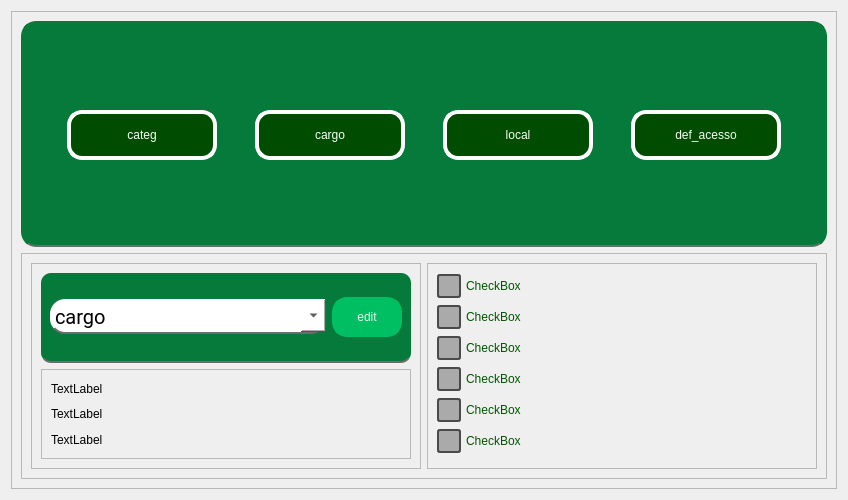
Before: the Qt Designer form PATP/asset_ctrl/templates/interfaces/config_screen.ui in eduardogm22/controle_patrimonio, drawn with Qt 5.
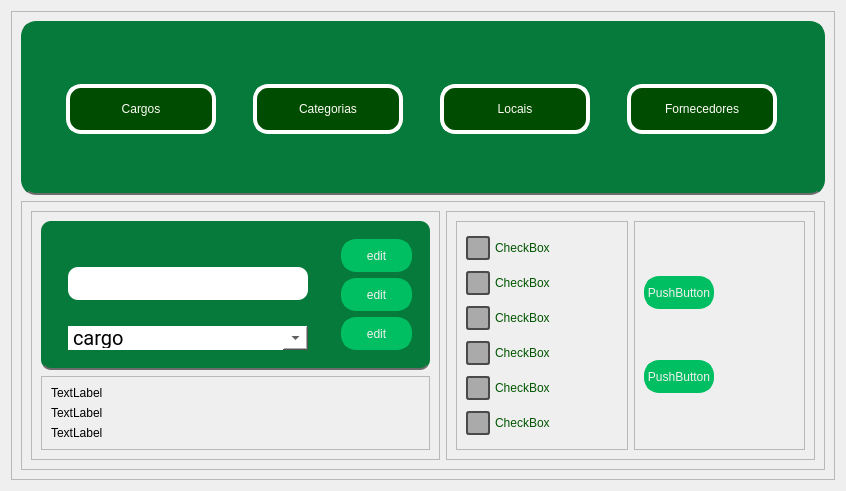
After: the same form once the commit is applied.

```diff
--- a/PATP/asset_ctrl/templates/interfaces/config_screen.ui
+++ b/PATP/asset_ctrl/templates/interfaces/config_screen.ui
@@ -6,8 +6,8 @@
    <rect>
     <x>0</x>
     <y>0</y>
-    <width>848</width>
-    <height>500</height>
+    <width>846</width>
+    <height>491</height>
    </rect>
   </property>
   <property name="windowTitle">
@@ -75,7 +75,7 @@
 }</string>
            </property>
            <property name="text">
-            <string>categ</string>
+            <string>Cargos</string>
            </property>
           </widget>
          </item>
@@ -116,7 +116,7 @@
 }</string>
            </property>
            <property name="text">
-            <string>cargo</string>
+            <string>Categorias</string>
            </property>
           </widget>
          </item>
@@ -157,7 +157,7 @@
 }</string>
            </property>
            <property name="text">
-            <string>local</string>
+            <string>Locais</string>
            </property>
           </widget>
          </item>
@@ -198,7 +198,7 @@
 }</string>
            </property>
            <property name="text">
-            <string>def_acesso</string>
+            <string>Fornecedores</string>
            </property>
           </widget>
          </item>
@@ -216,6 +216,12 @@
         <layout class="QHBoxLayout" name="horizontalLayout_3">
          <item>
           <widget class="QFrame" name="frame_2">
+           <property name="maximumSize">
+            <size>
+             <width>450</width>
+             <height>16777215</height>
+            </size>
+           </property>
            <property name="frameShape">
             <enum>QFrame::StyledPanel</enum>
            </property>
@@ -225,6 +231,12 @@
            <layout class="QVBoxLayout" name="verticalLayout_4">
             <item>
              <widget class="QFrame" name="frame_6">
+              <property name="maximumSize">
+               <size>
+                <width>450</width>
+                <height>16777215</height>
+               </size>
+              </property>
               <property name="styleSheet">
                <string notr="true">border-radius:10px;
 background-color: #057A3A;
@@ -238,17 +250,63 @@
               </property>
               <layout class="QHBoxLayout" name="horizontalLayout_2">
                <item>
+                <widget class="QFrame" name="frame_10">
+                 <property name="styleSheet">
+                  <string notr="true">border:0;</string>
+                 </property>
+                 <property name="frameShape">
+                  <enum>QFrame::StyledPanel</enum>
+                 </property>
+                 <property name="frameShadow">
+                  <enum>QFrame::Raised</enum>
+                 </property>
+                 <layout class="QVBoxLayout" name="verticalLayout_7">
+                  <item alignment="Qt::AlignHCenter">
+                   <widget class="QFrame" name="frame_11">
+                    <property name="styleSheet">
+                     <string notr="true">border:0;</string>
+                    </property>
+                    <property name="frameShape">
+                     <enum>QFrame::StyledPanel</enum>
+                    </property>
+                    <property name="frameShadow">
+                     <enum>QFrame::Raised</enum>
+                    </property>
+                    <layout class="QVBoxLayout" name="verticalLayout_8">
+                     <item>
+                      <widget class="QLineEdit" name="lineEdit">
+                       <property name="minimumSize">
+                        <size>
+                         <width>240</width>
+                         <height>33</height>
+                        </size>
+                       </property>
+                       <property name="maximumSize">
+                        <size>
+                         <width>240</width>
+                         <height>24</height>
+                        </size>
+                       </property>
+                       <property name="styleSheet">
+                        <string notr="true">background-color:white;</string>
+                       </property>
+                      </widget>
+                     </item>
+                    </layout>
+                   </widget>
+                  </item>
+                  <item alignment="Qt::AlignHCenter">
                 <widget class="QComboBox" name="comboBox">
                  <property name="minimumSize">
                   <size>
-                   <width>250</width>
-                   <height>30</height>
+                      <width>240</width>
+                      <height>24</height>
                   </size>
                  </property>
                  <property name="maximumSize">
                   <size>
-                   <width>16777215</width>
-                   <height>35</height>
+                      <width>240</width>
+                      <height>24</height>
                   </size>
                  </property>
                  <property name="font">
@@ -264,13 +322,17 @@
                   <enum>Qt::LeftToRight</enum>
                  </property>
                  <property name="styleSheet">
-                  <string notr="true">QComboBox{background-color:white;
-text-align:center;
-border-radius: 15px;}
+                     <string notr="true">
+
+
+QComboBox{background-color:white;
+border-radius: 50px;
+
+}
 
 QComboBox::drop-down {
     width: 25px; /* Largura do quadrado */
-
+align-itens:center;
 }
 
  </string>
@@ -285,8 +347,29 @@
                  </item>
                 </widget>
                </item>
+                 </layout>
+                </widget>
+               </item>
+               <item>
+                <widget class="QFrame" name="frame_12">
+                 <property name="styleSheet">
+                  <string notr="true">border:0;</string>
+                 </property>
+                 <property name="frameShape">
+                  <enum>QFrame::StyledPanel</enum>
+                 </property>
+                 <property name="frameShadow">
+                  <enum>QFrame::Raised</enum>
+                 </property>
+                 <layout class="QVBoxLayout" name="verticalLayout_6">
                <item>
                 <widget class="QPushButton" name="pushButton_5">
+                    <property name="minimumSize">
+                     <size>
+                      <width>71</width>
+                      <height>33</height>
+                     </size>
+                    </property>
                  <property name="maximumSize">
                   <size>
                    <width>70</width>
@@ -314,6 +397,83 @@
                  <property name="text">
                   <string>edit</string>
                  </property>
+                   </widget>
+                  </item>
+                  <item>
+                   <widget class="QPushButton" name="pushButton_6">
+                    <property name="minimumSize">
+                     <size>
+                      <width>71</width>
+                      <height>33</height>
+                     </size>
+                    </property>
+                    <property name="maximumSize">
+                     <size>
+                      <width>70</width>
+                      <height>40</height>
+                     </size>
+                    </property>
+                    <property name="styleSheet">
+                     <string notr="true">
+
+QPushButton { color: rgb(243, 239, 238);
+	border-radius:15px;		
+	border: 4px solid #00BF63;
+	background-color:#00BF63;
+ }
+
+QPushButton:hover{background-color:rgb(255, 240, 238);color:#00BF63}
+
+QPushButton:pressed{
+ padding-left: 5px;
+ padding-top:5px;
+	background-color: rgb(227, 227, 227);
+ 
+}</string>
+                    </property>
+                    <property name="text">
+                     <string>edit</string>
+                    </property>
+                   </widget>
+                  </item>
+                  <item>
+                   <widget class="QPushButton" name="pushButton_7">
+                    <property name="minimumSize">
+                     <size>
+                      <width>71</width>
+                      <height>33</height>
+                     </size>
+                    </property>
+                    <property name="maximumSize">
+                     <size>
+                      <width>70</width>
+                      <height>33</height>
+                     </size>
+                    </property>
+                    <property name="styleSheet">
+                     <string notr="true">
+
+QPushButton { color: rgb(243, 239, 238);
+	border-radius:15px;		
+	border: 4px solid #00BF63;
+	background-color:#00BF63;
+ }
+
+QPushButton:hover{background-color:rgb(255, 240, 238);color:#00BF63}
+
+QPushButton:pressed{
+ padding-left: 5px;
+ padding-top:5px;
+	background-color: rgb(227, 227, 227);
+ 
+}</string>
+                    </property>
+                    <property name="text">
+                     <string>edit</string>
+                    </property>
+                   </widget>
+                  </item>
+                 </layout>
                 </widget>
                </item>
               </layout>
@@ -356,6 +516,15 @@
           </widget>
          </item>
          <item>
+          <widget class="QFrame" name="frame_8">
+           <property name="frameShape">
+            <enum>QFrame::StyledPanel</enum>
+           </property>
+           <property name="frameShadow">
+            <enum>QFrame::Raised</enum>
+           </property>
+           <layout class="QHBoxLayout" name="horizontalLayout_4">
+            <item>
           <widget class="QFrame" name="frame_4">
            <property name="frameShape">
             <enum>QFrame::StyledPanel</enum>
@@ -560,6 +729,83 @@
               <property name="text">
                <string>CheckBox</string>
               </property>
+                </widget>
+               </item>
+              </layout>
+             </widget>
+            </item>
+            <item>
+             <widget class="QFrame" name="frame_9">
+              <property name="frameShape">
+               <enum>QFrame::StyledPanel</enum>
+              </property>
+              <property name="frameShadow">
+               <enum>QFrame::Raised</enum>
+              </property>
+              <layout class="QVBoxLayout" name="verticalLayout_9">
+               <item>
+                <widget class="QPushButton" name="pushButton_8">
+                 <property name="maximumSize">
+                  <size>
+                   <width>70</width>
+                   <height>33</height>
+                  </size>
+                 </property>
+                 <property name="styleSheet">
+                  <string notr="true">
+
+QPushButton { color: rgb(243, 239, 238);
+	border-radius:15px;		
+	border: 4px solid #00BF63;
+	background-color:#00BF63;
+ }
+
+QPushButton:hover{background-color:rgb(255, 240, 238);color:#00BF63}
+
+QPushButton:pressed{
+ padding-left: 5px;
+ padding-top:5px;
+	background-color: rgb(227, 227, 227);
+ 
+}</string>
+                 </property>
+                 <property name="text">
+                  <string>PushButton</string>
+                 </property>
+                </widget>
+               </item>
+               <item>
+                <widget class="QPushButton" name="pushButton_9">
+                 <property name="maximumSize">
+                  <size>
+                   <width>70</width>
+                   <height>33</height>
+                  </size>
+                 </property>
+                 <property name="styleSheet">
+                  <string notr="true">
+
+QPushButton { color: rgb(243, 239, 238);
+	border-radius:15px;		
+	border: 4px solid #00BF63;
+	background-color:#00BF63;
+ }
+
+QPushButton:hover{background-color:rgb(255, 240, 238);color:#00BF63}
+
+QPushButton:pressed{
+ padding-left: 5px;
+ padding-top:5px;
+	background-color: rgb(227, 227, 227);
+ 
+}</string>
+                 </property>
+                 <property name="text">
+                  <string>PushButton</string>
+                 </property>
+                </widget>
+               </item>
+              </layout>
              </widget>
             </item>
            </layout>
```
Lines whose indentation alone changed are shown as unchanged.
